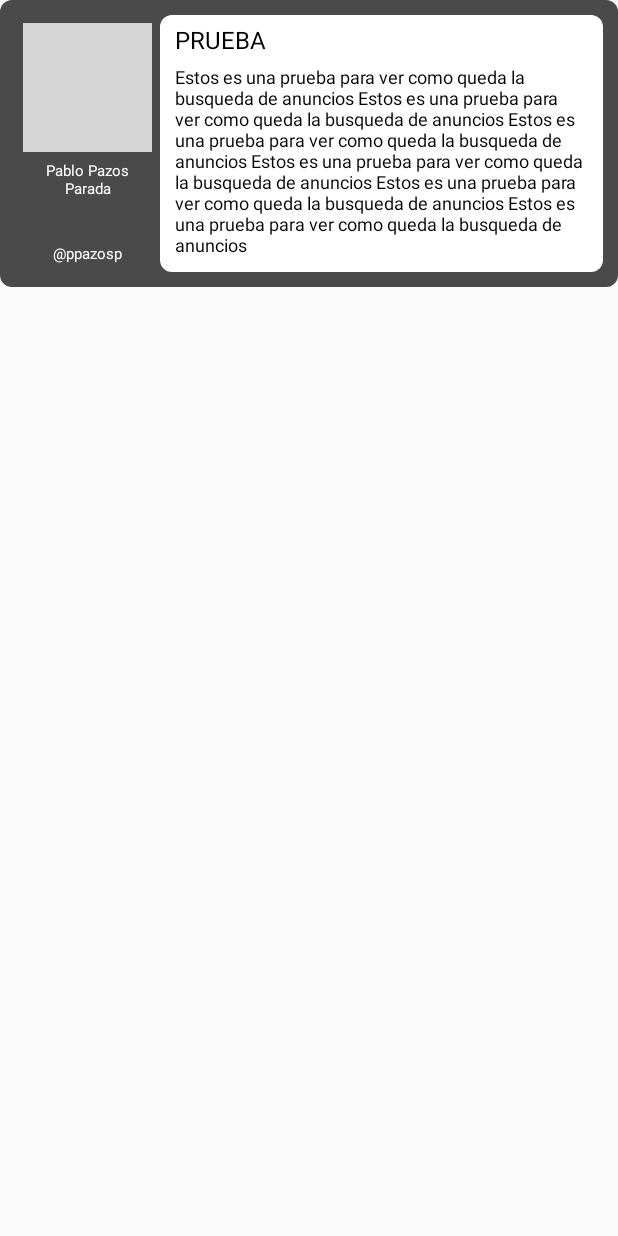
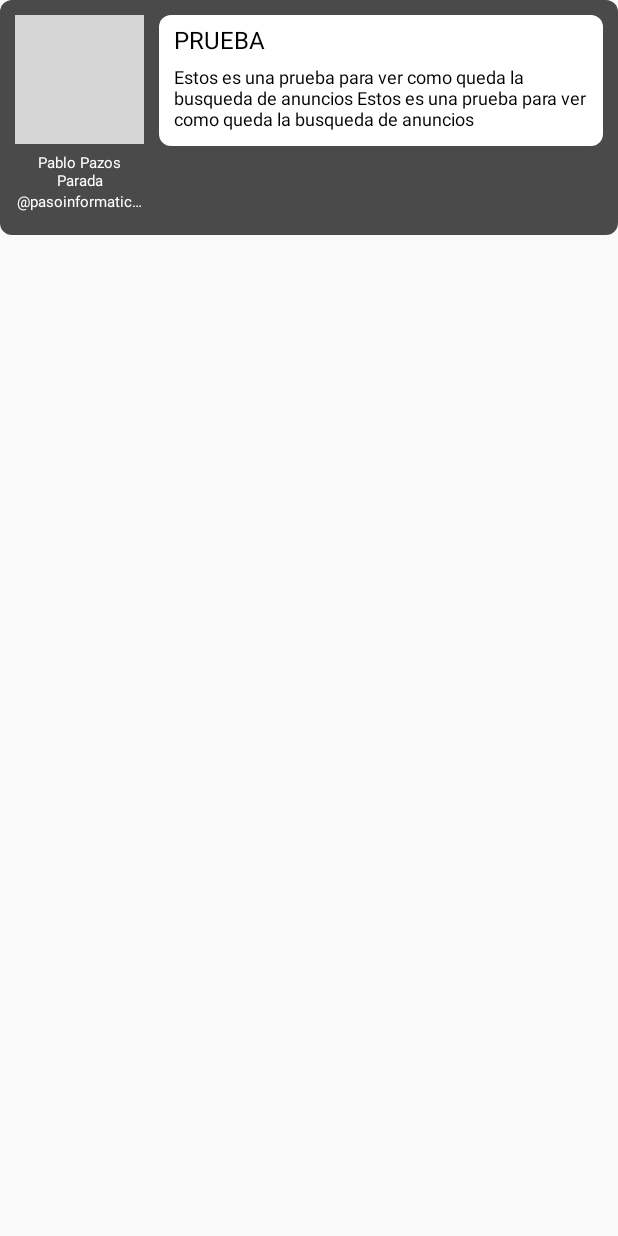
Before and after one commit to ppazosp/ChangApp, an Android app: the layout result_item.xml on its own in the app's theme, with its tools: preview values and no code run, on a phone screen of 412 x 824 dp. Run offline under Robolectric (Android 15) with nearby library versions, the phone set to English and light mode, and no system bars; grey boxes are pictures that could not be loaded.

Commit message:
adverts UI done

```diff
--- a/app/src/main/java/ppazosp/changapp/SearchFragment.kt
+++ b/app/src/main/java/ppazosp/changapp/SearchFragment.kt
@@ -1,6 +1,9 @@
 package ppazosp.changapp
 
 import android.animation.ValueAnimator
+import android.content.ClipData
+import android.content.ClipboardManager
+import android.content.Context
 import android.os.Bundle
 import android.util.TypedValue
 import android.view.LayoutInflater
@@ -13,6 +16,7 @@ import android.widget.FrameLayout
 import android.widget.LinearLayout
 import android.widget.Spinner
 import android.widget.TextView
+import android.widget.Toast
 import androidx.fragment.app.Fragment
 import io.github.jan.supabase.postgrest.from
 import kotlinx.coroutines.CoroutineScope
@@ -160,8 +164,7 @@ class SearchFragment : Fragment() {
             sports = listOf(defaultSport) + sports
             places = listOf(defaultPlace) + places
 
-
-            updateAdapters()
+            if(isAdded) updateAdapters()
         }
     }
 
@@ -219,9 +222,18 @@ class SearchFragment : Fragment() {
         for(advert in adverts)
         {
             val resultView = LayoutInflater.from(context).inflate(R.layout.result_item, resultsContainer, false)
-            //resultView.findViewById<TextView>(R.id.title).text = advert.title
-            //resultView.findViewById<TextView>(R.id.description).text = advert.description
+            copyTextOnTouch(resultView.findViewById(R.id.socials))
             resultsContainer?.addView(resultView)
+        }
+    }
+
+    fun copyTextOnTouch(textView: TextView) {
+        textView.setOnClickListener {
+            val clipboard = textView.context.getSystemService(Context.CLIPBOARD_SERVICE) as ClipboardManager
+            val clip = ClipData.newPlainText("Copied Text", textView.text.toString())
+            clipboard.setPrimaryClip(clip)
+
+            Toast.makeText(textView.context, "Text copied to clipboard!", Toast.LENGTH_SHORT).show()
         }
     }
 
--- /dev/null
+++ b/app/src/main/res/drawable/rounded_image.xml
@@ -0,0 +1,4 @@
+<shape xmlns:android="http://schemas.android.com/apk/res/android">
+    <solid android:color="#ffffff" />
+    <corners android:radius="16dp" />
+</shape>
--- a/app/src/main/res/layout/result_item.xml
+++ b/app/src/main/res/layout/result_item.xml
@@ -17,43 +17,37 @@
         app:layout_constraintTop_toTopOf="parent">
 
         <LinearLayout
-            android:layout_width="wrap_content"
-            android:layout_height="match_parent"
-            android:layout_weight="0"
+            android:layout_width="86dp"
+            android:layout_height="wrap_content"
             android:orientation="vertical">
 
             <ImageView
-                android:id="@+id/imageView"
+                android:id="@+id/pic"
                 android:layout_width="86dp"
                 android:layout_height="86dp"
                 android:layout_gravity="center|top"
-                android:layout_marginHorizontal="5dp"
-                android:layout_marginTop="5dp"
-                android:layout_marginBottom="5dp"
-                android:layout_weight="0"
-                tools:srcCompat="@tools:sample/avatars" />
+                android:scaleType="centerCrop"
+                android:src="@drawable/linkedin_profilepic" />
 
             <TextView
-                android:id="@+id/textView"
+                android:id="@+id/name"
                 android:layout_width="match_parent"
                 android:layout_height="wrap_content"
-                android:layout_marginHorizontal="5dp"
-                android:layout_marginBottom="5dp"
-                android:layout_weight="0"
-                android:gravity="top|center"
+                android:layout_marginTop="5dp"
+                android:gravity="center|top"
+                android:singleLine="false"
                 android:text="Pablo Pazos Parada"
                 android:textColor="@color/white"
                 android:textSize="10sp" />
 
             <TextView
-                android:id="@+id/textView2"
+                android:id="@+id/socials"
                 android:layout_width="match_parent"
-                android:layout_height="match_parent"
-                android:layout_marginHorizontal="5dp"
+                android:layout_height="wrap_content"
                 android:layout_marginBottom="5dp"
-                android:layout_weight="0"
-                android:gravity="bottom|center"
-                android:text="\@ppazosp"
+                android:gravity="center|bottom"
+                android:singleLine="true"
+                android:text="\@pasoinformaticausc"
                 android:textColor="@color/white"
                 android:textSize="10sp" />
         </LinearLayout>
@@ -62,6 +56,7 @@
             android:layout_width="0dp"
             android:layout_height="wrap_content"
             android:layout_gravity="top"
+            android:layout_marginLeft="10dp"
             android:layout_weight="3"
             android:background="@drawable/item_background"
             android:orientation="vertical">
@@ -85,7 +80,7 @@
                 android:layout_marginHorizontal="10dp"
                 android:layout_marginBottom="10dp"
                 android:gravity="center_vertical"
-                android:text="Estos es una prueba para ver como queda la busqueda de anuncios Estos es una prueba para ver como queda la busqueda de anuncios Estos es una prueba para ver como queda la busqueda de anuncios Estos es una prueba para ver como queda la busqueda de anuncios Estos es una prueba para ver como queda la busqueda de anuncios Estos es una prueba para ver como queda la busqueda de anuncios"
+                android:text="Estos es una prueba para ver como queda la busqueda de anuncios Estos es una prueba para ver como queda la busqueda de anuncios "
                 android:textColor="@color/black"
                 android:textSize="12sp" />
 
```
Also changed, not shown: 1 other file.
